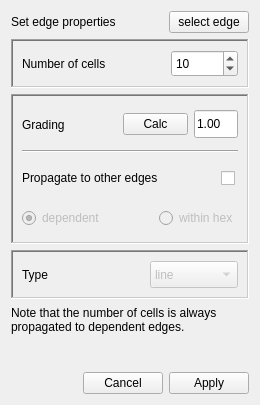
nicolasedh/hexBlocker, file src/EdgePropsWidget.ui: the form before one commit.
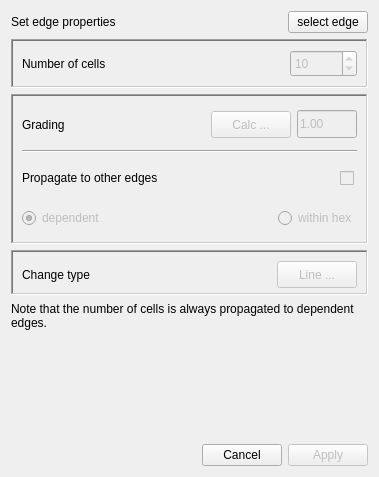
The form after the commit.

Commit message:
Added edge type arc
added functions for arc representation

added debug build

improved GUI behavior

added export edge for arc and line

fixing crlf issues

reading arc and line works but not polyLine, or *Spline

The edit to the form file:
```diff
--- a/src/EdgePropsWidget.ui
+++ b/src/EdgePropsWidget.ui
@@ -6,8 +6,8 @@
    <rect>
     <x>0</x>
     <y>0</y>
-    <width>260</width>
-    <height>405</height>
+    <width>379</width>
+    <height>477</height>
    </rect>
   </property>
   <property name="sizePolicy">
@@ -65,8 +65,14 @@
      </item>
      <item>
       <widget class="QPushButton" name="selectEdgePushButton">
+       <property name="minimumSize">
+        <size>
+         <width>70</width>
+         <height>0</height>
+        </size>
+       </property>
        <property name="text">
-        <string>select edge</string>
+        <string> select edge </string>
        </property>
       </widget>
      </item>
@@ -174,6 +180,9 @@
         </item>
         <item>
          <widget class="QSpinBox" name="numCellsSpinBox">
+          <property name="enabled">
+           <bool>false</bool>
+          </property>
           <property name="sizePolicy">
            <sizepolicy hsizetype="Minimum" vsizetype="MinimumExpanding">
             <horstretch>0</horstretch>
@@ -298,21 +307,24 @@
         </item>
         <item>
          <widget class="QPushButton" name="calcPushButton">
+          <property name="enabled">
+           <bool>false</bool>
+          </property>
           <property name="minimumSize">
            <size>
             <width>40</width>
-            <height>0</height>
+            <height>27</height>
            </size>
           </property>
           <property name="text">
-           <string>Calc</string>
+           <string>Calc ...</string>
           </property>
          </widget>
         </item>
         <item>
          <widget class="QLineEdit" name="gradingLineEdit">
           <property name="enabled">
-           <bool>true</bool>
+           <bool>false</bool>
           </property>
           <property name="sizePolicy">
            <sizepolicy hsizetype="Expanding" vsizetype="MinimumExpanding">
@@ -428,7 +440,7 @@
         <item>
          <widget class="QCheckBox" name="PropagateGradingcheckBox">
           <property name="enabled">
-           <bool>true</bool>
+           <bool>false</bool>
           </property>
           <property name="sizePolicy">
            <sizepolicy hsizetype="Minimum" vsizetype="MinimumExpanding">
@@ -608,16 +620,8 @@
      <property name="lineWidth">
       <number>3</number>
      </property>
-     <layout class="QVBoxLayout" name="verticalLayout_4">
-      <property name="sizeConstraint">
-       <enum>QLayout::SetMinimumSize</enum>
-      </property>
-      <item>
-       <layout class="QHBoxLayout" name="horizontalLayout_6">
-        <property name="sizeConstraint">
-         <enum>QLayout::SetMinimumSize</enum>
-        </property>
-        <item>
+     <layout class="QGridLayout" name="gridLayout">
+      <item row="0" column="0">
          <widget class="QLabel" name="label_5">
           <property name="sizePolicy">
            <sizepolicy hsizetype="Preferred" vsizetype="MinimumExpanding">
@@ -644,11 +648,11 @@
            </size>
           </property>
           <property name="text">
-           <string>Type</string>
+         <string>Change type</string>
           </property>
          </widget>
         </item>
-        <item>
+      <item row="0" column="1">
          <spacer name="horizontalSpacer_6">
           <property name="orientation">
            <enum>Qt::Horizontal</enum>
@@ -658,78 +662,37 @@
           </property>
           <property name="sizeHint" stdset="0">
            <size>
-            <width>13</width>
+          <width>154</width>
             <height>20</height>
            </size>
           </property>
          </spacer>
         </item>
-        <item>
-         <widget class="QComboBox" name="typeComboBox">
+      <item row="0" column="2">
+       <widget class="QPushButton" name="setTypePushButton">
           <property name="enabled">
            <bool>false</bool>
           </property>
           <property name="sizePolicy">
-           <sizepolicy hsizetype="Preferred" vsizetype="MinimumExpanding">
+         <sizepolicy hsizetype="Minimum" vsizetype="MinimumExpanding">
             <horstretch>0</horstretch>
             <verstretch>0</verstretch>
            </sizepolicy>
           </property>
           <property name="minimumSize">
            <size>
-            <width>40</width>
-            <height>0</height>
-           </size>
-          </property>
-          <property name="maximumSize">
-           <size>
-            <width>120</width>
-            <height>16777215</height>
-           </size>
-          </property>
-          <property name="sizeIncrement">
-           <size>
-            <width>1</width>
-            <height>1</height>
-           </size>
-          </property>
-          <property name="baseSize">
-           <size>
-            <width>0</width>
-            <height>28</height>
-           </size>
-          </property>
-          <property name="currentIndex">
-           <number>0</number>
-          </property>
-          <property name="maxCount">
-           <number>4</number>
-          </property>
-          <item>
+          <width>50</width>
+          <height>27</height>
+         </size>
+        </property>
            <property name="text">
-            <string>line</string>
-           </property>
-          </item>
-          <item>
-           <property name="text">
-            <string>arc</string>
-           </property>
-          </item>
-          <item>
-           <property name="text">
-            <string>polyLine</string>
-           </property>
-          </item>
-          <item>
-           <property name="text">
-            <string>polySpline</string>
-           </property>
-          </item>
+         <string>Line ...</string>
+        </property>
          </widget>
         </item>
        </layout>
-      </item>
-     </layout>
+     <zorder>setTypePushButton</zorder>
+     <zorder>label_5</zorder>
     </widget>
    </item>
    <item>
@@ -802,6 +765,12 @@
      </item>
      <item>
       <widget class="QPushButton" name="pushButtonCancel">
+       <property name="minimumSize">
+        <size>
+         <width>40</width>
+         <height>0</height>
+        </size>
+       </property>
        <property name="autoFillBackground">
         <bool>true</bool>
        </property>
@@ -812,6 +781,15 @@
      </item>
      <item>
       <widget class="QPushButton" name="pushButtonApply">
+       <property name="enabled">
+        <bool>false</bool>
+       </property>
+       <property name="minimumSize">
+        <size>
+         <width>40</width>
+         <height>0</height>
+        </size>
+       </property>
        <property name="autoFillBackground">
         <bool>true</bool>
        </property>
```
Lines whose indentation alone changed are shown as unchanged. The commit also changes 25 other files.
